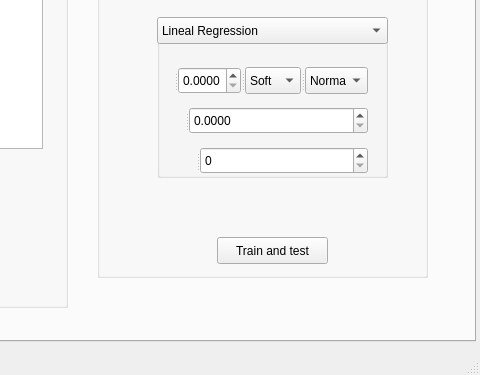
Qt form MachineBenchMark/UI/Prueba1.ui (aydevosotros/MachineBenchMark) before a commit; both pictures show x 320 to 800 and y 149 to 524 of the 800 by 524 pixel window.
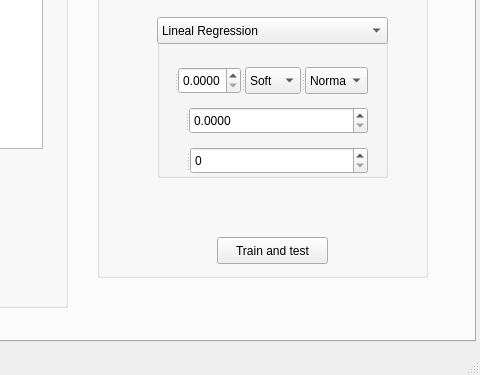
The same form after that commit. The open tabs and pages were chosen to show the change. Custom widgets are drawn as their Qt base class.

Commit message: Fixeado máximo NN

Diff of the .ui file:
```diff
--- a/MachineBenchMark/UI/Prueba1.ui
+++ b/MachineBenchMark/UI/Prueba1.ui
@@ -579,7 +579,11 @@
           <string/>
          </property>
         </widget>
-        <widget class="QSpinBox" name="spinBox_3"/>
+        <widget class="QSpinBox" name="spinBox_3">
+         <property name="maximum">
+          <number>1000000</number>
+         </property>
+        </widget>
        </widget>
       </widget>
       <widget class="QComboBox" name="comboBox">
```
Left out of the diff: 2 changed lines with no effect on the pictures. The commit also changes 2 other files.
